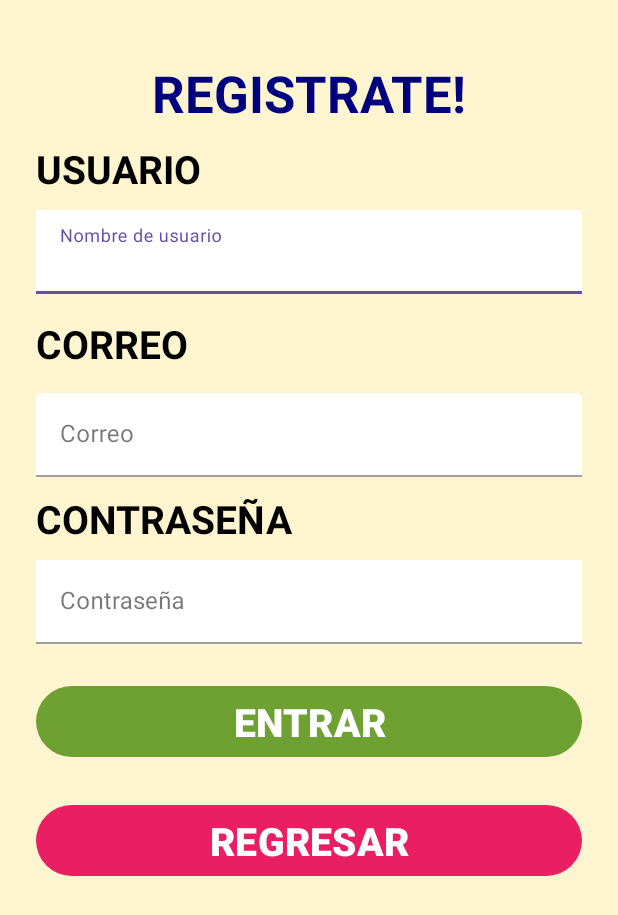
After one commit to AmadaSarahi/HBGcompartido, an Android app: the layout registro_activity.xml on its own in the app's theme, with its tools: preview values and no code run, on a phone screen of 412 x 824 dp. The commit adds this screen. Shown: the top 915 px of the screen. Run offline under Robolectric (Android 15) with nearby library versions, the phone set to English and light mode, and no system bars.

Commit message:
Cambios de colores, se modifica el atributo backgroundTint

```diff
--- a/app/src/main/res/layout/activity_main.xml
+++ b/app/src/main/res/layout/activity_main.xml
@@ -36,6 +36,7 @@
                 android:layout_height="wrap_content"
                 android:layout_marginTop="16dp"
                 android:text="Salir"
+                app:backgroundTint="#E91E63"
                 app:layout_constraintEnd_toEndOf="parent"
                 app:layout_constraintHorizontal_bias="0.5"
                 app:layout_constraintStart_toStartOf="parent"
--- /dev/null
+++ b/app/src/main/res/layout/registro_activity.xml
@@ -0,0 +1,134 @@
+<?xml version="1.0" encoding="utf-8"?>
+<LinearLayout xmlns:android="http://schemas.android.com/apk/res/android"
+    xmlns:app="http://schemas.android.com/apk/res-auto"
+    xmlns:tools="http://schemas.android.com/tools"
+    android:layout_width="match_parent"
+    android:layout_height="match_parent"
+    android:orientation="vertical"
+    android:padding="24dp"
+    android:background="#FDF5D0"
+    tools:context=".RegistroActivity">
+
+    <LinearLayout
+        android:layout_width="match_parent"
+        android:layout_height="match_parent"
+        android:orientation="vertical"
+        android:layout_gravity="center"
+        android:layout_marginTop="15dp">
+
+
+        <TextView
+            android:id="@+id/txtV_Registrate"
+            android:layout_width="match_parent"
+            android:layout_height="wrap_content"
+            android:text="REGISTRATE!"
+            android:textSize="34sp"
+            android:textAlignment="center"
+            android:textColor="#00027F"
+            android:textStyle="bold"
+            android:gravity="center_horizontal" />
+
+        <TextView
+            android:id="@+id/txtV_usuario"
+            android:layout_width="match_parent"
+            android:layout_height="wrap_content"
+            android:layout_marginVertical="10dp"
+            android:text="USUARIO"
+            android:textColor="#000000"
+            android:textSize="26sp"
+            android:textStyle="bold" />
+
+        <com.google.android.material.textfield.TextInputLayout
+            android:layout_width="match_parent"
+            android:layout_height="wrap_content"
+            style="@style/Widget.MaterialComponents.TextInputLayout.FilledBox">
+
+            <com.google.android.material.textfield.TextInputEditText
+                android:id="@+id/txtRegistroUser"
+                android:layout_width="match_parent"
+                android:layout_height="wrap_content"
+                android:background="#FFFFFF"
+                android:hint="Nombre de usuario"
+                android:inputType="text" />
+
+        </com.google.android.material.textfield.TextInputLayout>
+
+        <TextView
+            android:id="@+id/txtV_correo"
+            android:layout_width="match_parent"
+            android:layout_height="wrap_content"
+            android:layout_marginVertical="15dp"
+            android:text="CORREO"
+            android:textColor="#000000"
+            android:textSize="26sp"
+            android:textStyle="bold" />
+
+        <com.google.android.material.textfield.TextInputLayout
+            android:layout_width="match_parent"
+            android:layout_height="wrap_content"
+            style="@style/Widget.MaterialComponents.TextInputLayout.FilledBox">
+
+            <com.google.android.material.textfield.TextInputEditText
+                android:id="@+id/txtRegistroCorreo"
+                android:layout_width="match_parent"
+                android:layout_height="wrap_content"
+                android:backgroundTint="#FFFFFF"
+                android:hint="Correo"
+                android:inputType="textEmailAddress" />
+
+        </com.google.android.material.textfield.TextInputLayout>
+
+        <TextView
+            android:id="@+id/txtV_contraseña"
+            android:layout_width="match_parent"
+            android:layout_height="wrap_content"
+            android:layout_marginVertical="10dp"
+            android:text="CONTRASEÑA"
+            android:textColor="#000000"
+            android:textSize="26sp"
+            android:textStyle="bold" />
+
+        <com.google.android.material.textfield.TextInputLayout
+            android:layout_width="match_parent"
+            android:layout_height="wrap_content"
+            style="@style/Widget.MaterialComponents.TextInputLayout.FilledBox">
+
+            <com.google.android.material.textfield.TextInputEditText
+                android:id="@+id/txtRegistroPass"
+                android:layout_width="match_parent"
+                android:layout_height="wrap_content"
+                android:background="#FFFFFF"
+                android:hint="Contraseña"
+                android:inputType="textPassword" />
+
+        </com.google.android.material.textfield.TextInputLayout>
+
+
+        <com.google.android.material.button.MaterialButton
+            android:id="@+id/btnRegistroEntrar"
+            android:layout_width="match_parent"
+            android:layout_height="wrap_content"
+            android:layout_marginTop="24dp"
+            android:text="ENTRAR"
+            android:textColor="#FFFFFF"
+            android:textSize="26sp"
+            android:textStyle="bold"
+            app:backgroundTint="#6EA131" />
+
+        <com.google.android.material.button.MaterialButton
+            android:id="@+id/btnRegistroAtras"
+            android:layout_width="match_parent"
+            android:layout_height="wrap_content"
+            android:layout_marginTop="24dp"
+            android:text="REGRESAR"
+            android:textColor="#FFFFFF"
+            android:textSize="26sp"
+            android:textStyle="bold"
+            app:backgroundTint="#E91E63" />
+
+
+
+
+    </LinearLayout>
+
+</LinearLayout>
```
Also changed, not shown: app/src/main/res/layout/login_activity.xml (added, +133 -0 lines), 1 other file.
